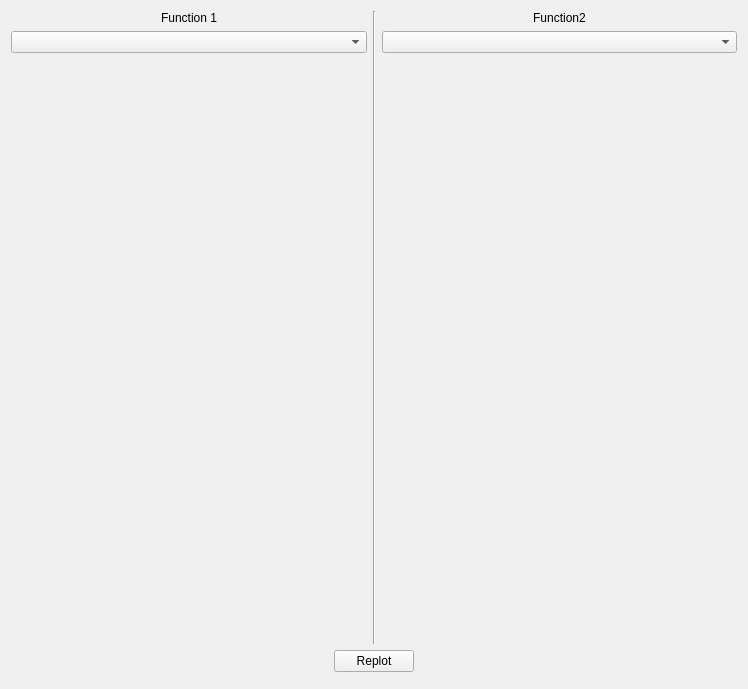
Old version of the form FunctionAnalyzer.ui in the repository aleksey-yaroslavcev/FunctionAnalyzer.
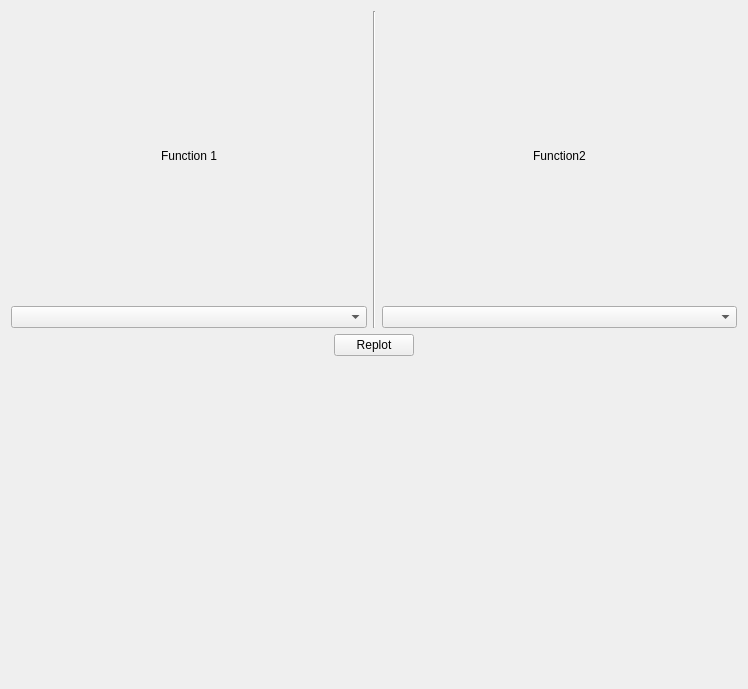
New version of the form. Custom widgets are drawn as their Qt base class.

Patch:
```diff
--- a/FunctionAnalyzer.ui
+++ b/FunctionAnalyzer.ui
@@ -18,8 +18,8 @@
     <item>
      <layout class="QHBoxLayout" name="horizontalLayout">
       <item>
-       <layout class="QFormLayout" name="func1Layout">
-        <item row="0" column="0" colspan="2">
+       <layout class="QVBoxLayout" name="func1Layout">
+        <item>
          <widget class="QLabel" name="label">
           <property name="text">
            <string>Function 1</string>
@@ -29,22 +29,9 @@
           </property>
          </widget>
         </item>
-        <item row="1" column="0" colspan="2">
+        <item>
          <widget class="QComboBox" name="cobFunc1"/>
         </item>
-        <item row="2" column="0" colspan="2">
-         <spacer name="verticalSpacer">
-          <property name="orientation">
-           <enum>Qt::Vertical</enum>
-          </property>
-          <property name="sizeHint" stdset="0">
-           <size>
-            <width>20</width>
-            <height>40</height>
-           </size>
-          </property>
-         </spacer>
-        </item>
        </layout>
       </item>
       <item>
@@ -55,8 +42,8 @@
        </widget>
       </item>
       <item>
-       <layout class="QFormLayout" name="func2Layout">
-        <item row="0" column="0" colspan="2">
+       <layout class="QVBoxLayout" name="func2Layout">
+        <item>
          <widget class="QLabel" name="label_2">
           <property name="text">
            <string>Function2</string>
@@ -66,22 +53,9 @@
           </property>
          </widget>
         </item>
-        <item row="1" column="0" colspan="2">
+        <item>
          <widget class="QComboBox" name="cobFunc2"/>
         </item>
-        <item row="2" column="0" colspan="2">
-         <spacer name="verticalSpacer_2">
-          <property name="orientation">
-           <enum>Qt::Vertical</enum>
-          </property>
-          <property name="sizeHint" stdset="0">
-           <size>
-            <width>20</width>
-            <height>40</height>
-           </size>
-          </property>
-         </spacer>
-        </item>
        </layout>
       </item>
      </layout>
```
